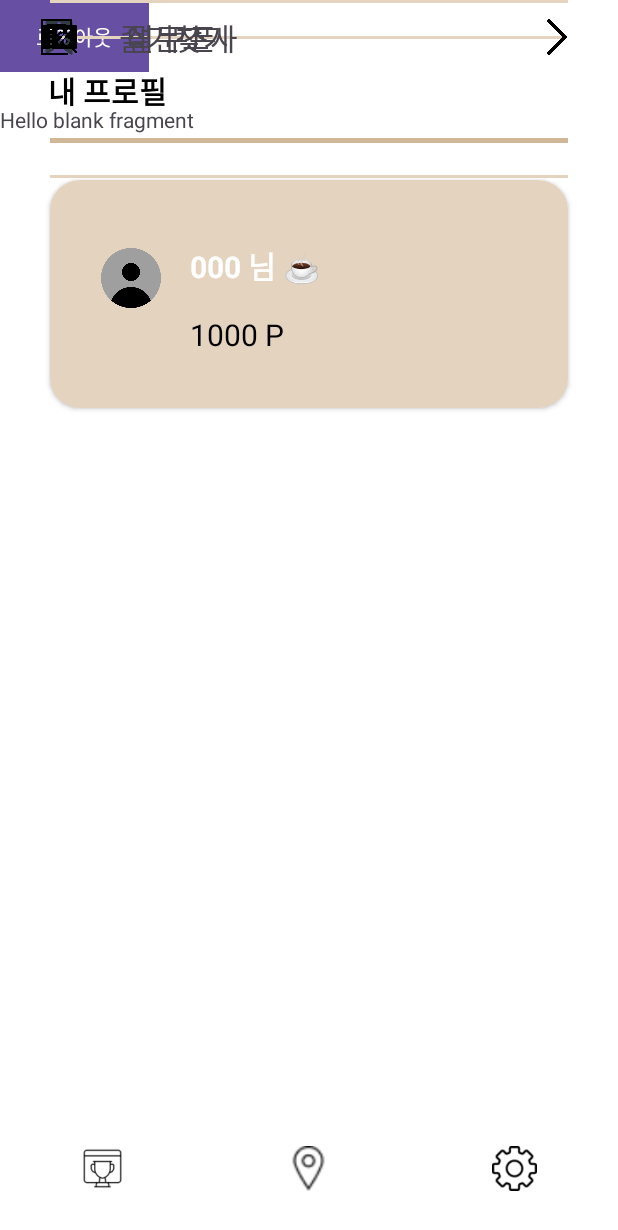
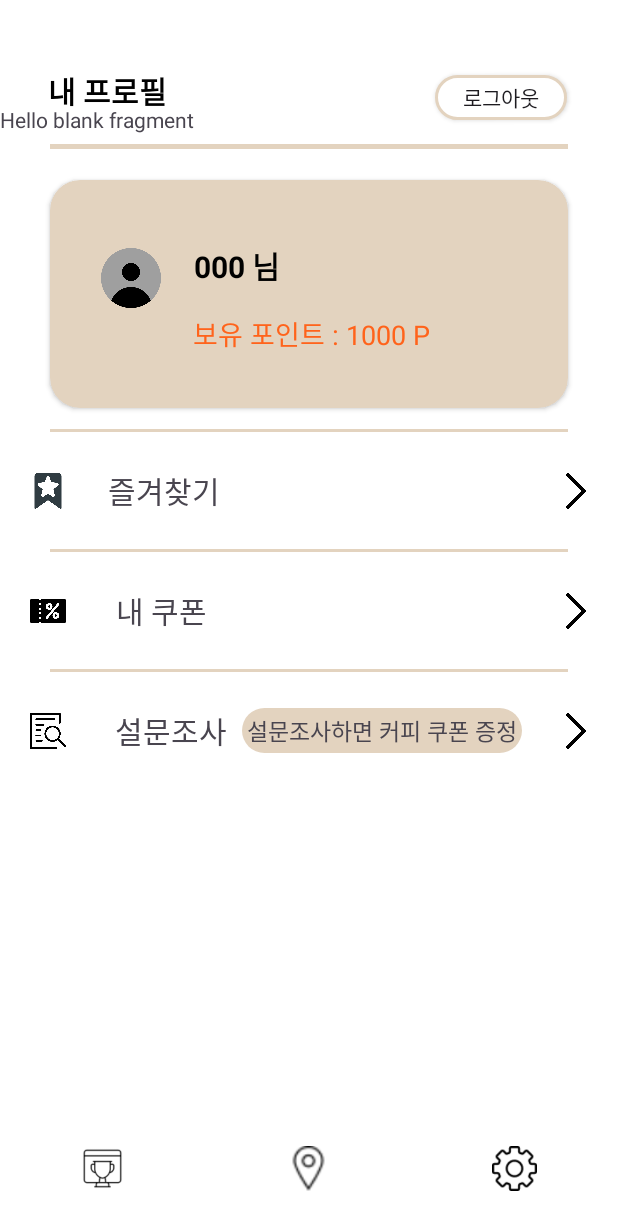
Before and after one commit to leeseoyoung0822/CalmCafeApp-Android, an Android app: the fragment SettingFragment placed in its activity, on a phone screen of 412 x 824 dp. Shown: the top 1230 px of the screen. Run offline under Robolectric (Android 15) with nearby library versions, the phone set to English and light mode, and no system bars.

Commit message:
setting 첫 화면 xml 수정 & 뒤로 가기 버튼 구현

```diff
--- a/app/src/main/java/com/example/calmcafeapp/ui/CouponFragment.kt
+++ b/app/src/main/java/com/example/calmcafeapp/ui/CouponFragment.kt
@@ -41,6 +41,10 @@ class CouponFragment : Fragment() {
 
         val couponAdapter = CouponAdapter(couponList)
         binding.recyclerView.adapter = couponAdapter
+
+        binding.backButton.setOnClickListener {
+            requireActivity().supportFragmentManager.popBackStack()
+        }
     }
 
     override fun onDestroyView() {
--- a/app/src/main/java/com/example/calmcafeapp/ui/FavoriteFragment.kt
+++ b/app/src/main/java/com/example/calmcafeapp/ui/FavoriteFragment.kt
@@ -4,6 +4,7 @@ import android.os.Bundle
 import android.view.LayoutInflater
 import android.view.View
 import android.view.ViewGroup
+import androidx.activity.OnBackPressedCallback
 import androidx.fragment.app.Fragment
 import androidx.recyclerview.widget.GridLayoutManager
 import com.example.calmcafeapp.R
@@ -41,6 +42,10 @@ class FavoriteFragment : Fragment() {
 
         val adapter = CafeAdapter(initialCafeList)
         binding.recyclerView.adapter = adapter
+
+        binding.backButton.setOnClickListener {
+            requireActivity().supportFragmentManager.popBackStack()
+        }
     }
 
     override fun onDestroyView() {
--- /dev/null
+++ b/app/src/main/res/drawable/beigebackground.xml
@@ -0,0 +1,7 @@
+<?xml version="1.0" encoding="utf-8"?>
+<shape xmlns:android="http://schemas.android.com/apk/res/android"
+    android:shape="rectangle">
+    <solid android:color="@color/beige" />
+    <corners
+        android:radius="15dp"/>
+</shape>
--- /dev/null
+++ b/app/src/main/res/drawable/btn_logout.xml
@@ -0,0 +1,10 @@
+<?xml version="1.0" encoding="utf-8"?>
+<shape xmlns:android="http://schemas.android.com/apk/res/android"
+    android:shape="rectangle">
+    <solid android:color="@color/white" />
+    <stroke
+        android:width="2dp"
+        android:color="@color/beige" />
+    <corners
+        android:radius="15dp"/>
+</shape>
--- a/app/src/main/res/layout/fragment_coupon.xml
+++ b/app/src/main/res/layout/fragment_coupon.xml
@@ -1,15 +1,49 @@
 <?xml version="1.0" encoding="utf-8"?>
-<androidx.constraintlayout.widget.ConstraintLayout
-    xmlns:android="http://schemas.android.com/apk/res/android"
+<androidx.constraintlayout.widget.ConstraintLayout xmlns:android="http://schemas.android.com/apk/res/android"
     xmlns:tools="http://schemas.android.com/tools"
     android:layout_width="match_parent"
     android:layout_height="match_parent"
+    xmlns:app="http://schemas.android.com/apk/res-auto"
+    android:background="@color/white"
     tools:context=".MainActivity">
+
+    <ImageView
+        android:id="@+id/back_button"
+        android:layout_width="24dp"
+        android:layout_height="24dp"
+        android:layout_marginStart="16dp"
+        android:layout_marginTop="20dp"
+        android:src="@drawable/back_btn"
+        app:layout_constraintStart_toStartOf="parent"
+        app:layout_constraintTop_toTopOf="parent" />
+
+    <TextView
+        android:id="@+id/title_fav"
+        android:layout_width="wrap_content"
+        android:layout_height="wrap_content"
+        android:layout_marginStart="16dp"
+        android:layout_marginTop="16dp"
+        android:text="내 쿠폰 목록"
+        android:textSize="20sp"
+        app:layout_constraintStart_toEndOf="@+id/back_button"
+        app:layout_constraintTop_toTopOf="parent" />
+
+    <View
+        android:id="@+id/view1"
+        android:layout_width="match_parent"
+        android:layout_height="3dp"
+        android:layout_marginTop="9dp"
+        android:background="@color/beige"
+        app:layout_constraintTop_toBottomOf="@id/title_fav"
+        tools:layout_editor_absoluteX="0dp" />
+
+
 
     <androidx.recyclerview.widget.RecyclerView
         android:id="@+id/recyclerView"
         android:layout_width="match_parent"
         android:layout_height="match_parent"
+        android:layout_marginTop="60dp"
         android:padding="16dp"
         android:background="@color/white"
         tools:listitem="@layout/item_coupon" />
--- a/app/src/main/res/layout/fragment_favorite.xml
+++ b/app/src/main/res/layout/fragment_favorite.xml
@@ -5,15 +5,48 @@
     xmlns:tools="http://schemas.android.com/tools"
     android:layout_width="match_parent"
     android:layout_height="match_parent"
+    android:background="@color/white"
     tools:context=".MainActivity">
 
     <!-- RecyclerView 설정 -->
+
+    <ImageView
+        android:id="@+id/back_button"
+        android:layout_width="24dp"
+        android:layout_height="24dp"
+        android:layout_marginStart="16dp"
+        android:layout_marginTop="20dp"
+        android:src="@drawable/back_btn"
+        app:layout_constraintStart_toStartOf="parent"
+        app:layout_constraintTop_toTopOf="parent" />
+
+    <TextView
+        android:id="@+id/title_fav"
+        android:layout_width="wrap_content"
+        android:layout_height="wrap_content"
+        android:layout_marginStart="16dp"
+        android:layout_marginTop="16dp"
+        android:text="즐겨찾기"
+        android:textSize="20sp"
+        app:layout_constraintStart_toEndOf="@+id/back_button"
+        app:layout_constraintTop_toTopOf="parent" />
+
+    <View
+        android:id="@+id/view1"
+        android:layout_width="match_parent"
+        android:layout_height="3dp"
+        android:layout_marginTop="9dp"
+        android:background="@color/beige"
+        app:layout_constraintTop_toBottomOf="@id/title_fav"
+        tools:layout_editor_absoluteX="0dp" />
+
     <androidx.recyclerview.widget.RecyclerView
         android:id="@+id/recyclerView"
         android:layout_width="match_parent"
         android:layout_height="match_parent"
-        android:layout_margin="8dp"
-        android:background="@android:color/white"
+        android:layout_marginTop="60dp"
+        android:padding="8dp"
+        android:background="@color/white"
         tools:layout_editor_absoluteX="8dp"
         tools:layout_editor_absoluteY="8dp"
         tools:listitem="@layout/item_cafe" />
--- a/app/src/main/res/layout/fragment_setting.xml
+++ b/app/src/main/res/layout/fragment_setting.xml
@@ -7,25 +7,30 @@
     xmlns:app="http://schemas.android.com/apk/res-auto"
     tools:context=".ui.SettingFragment">
 
-    <Button
+
+    <androidx.appcompat.widget.AppCompatButton
         android:layout_width="wrap_content"
-        android:layout_height="wrap_content"
-        android:background="@color/white"
+        android:layout_height="30dp"
+        android:layout_marginStart="177dp"
+        android:layout_marginBottom="16dp"
+        android:background="@drawable/btn_logout"
         android:text="로그아웃"
-        tools:layout_editor_absoluteX="276dp"
-        tools:layout_editor_absoluteY="27dp" />
+        app:layout_constraintBottom_toTopOf="@+id/view1"
+        app:layout_constraintEnd_toEndOf="parent"
+        app:layout_constraintHorizontal_bias="0.029"
+        app:layout_constraintStart_toEndOf="@+id/myprofile" />
 
     <TextView
         android:id="@+id/myprofile"
         android:layout_width="wrap_content"
         android:layout_height="wrap_content"
+        android:layout_marginStart="32dp"
         android:text="내 프로필"
-        android:textColor="#000000"
+        android:textColor="@color/black"
         android:textSize="20sp"
         android:textStyle="bold"
         app:layout_constraintBottom_toTopOf="@+id/profileCard"
         app:layout_constraintStart_toStartOf="parent"
-        android:layout_marginStart="32dp"
         app:layout_constraintTop_toTopOf="parent" />
 
     <androidx.cardview.widget.CardView
@@ -69,8 +74,8 @@
                 android:layout_width="wrap_content"
                 android:layout_height="wrap_content"
                 android:layout_marginTop="12dp"
-                android:text="000 님 ☕"
-                android:textColor="@color/white"
+                android:text="000 님"
+                android:textColor="@color/black"
                 android:textSize="20sp"
                 android:textStyle="bold"
                 app:layout_constraintEnd_toEndOf="parent"
@@ -84,15 +89,15 @@
                 android:layout_height="wrap_content"
                 android:layout_marginTop="15dp"
                 android:layout_marginBottom="4dp"
-                android:text="1000 P"
-                android:textColor="@android:color/black"
-                android:textSize="20sp"
+                android:text="보유 포인트 : 1000 P"
+                android:textColor="@color/orange"
+                android:textSize="18sp"
                 app:layout_constraintBottom_toBottomOf="parent"
                 app:layout_constraintEnd_toEndOf="parent"
-                app:layout_constraintHorizontal_bias="0.086"
+                app:layout_constraintHorizontal_bias="0.219"
                 app:layout_constraintStart_toEndOf="@+id/profileImage"
                 app:layout_constraintTop_toBottomOf="@+id/profileName"
-                app:layout_constraintVertical_bias="0.562" />
+                app:layout_constraintVertical_bias="0.4" />
 
 
         </androidx.constraintlayout.widget.ConstraintLayout>
@@ -107,19 +112,17 @@
         app:layout_constraintBottom_toTopOf="@+id/favoritesSection"
         app:layout_constraintEnd_toEndOf="parent"
         app:layout_constraintStart_toStartOf="parent"
-        app:layout_constraintTop_toBottomOf="@+id/profileCard"
-        app:layout_constraintVertical_bias="0.566" />
+        app:layout_constraintTop_toBottomOf="@+id/profileCard" />
 
     <View
         android:id="@+id/view1"
         android:layout_width="345dp"
         android:layout_height="3dp"
-        android:background="#92AC814C"
+        android:background="@color/beige"
         app:layout_constraintBottom_toTopOf="@+id/profileCard"
         app:layout_constraintEnd_toEndOf="parent"
         app:layout_constraintStart_toStartOf="parent"
-        app:layout_constraintTop_toBottomOf="@+id/myprofile"
-        app:layout_constraintVertical_bias="0.403" />
+        app:layout_constraintTop_toBottomOf="@+id/myprofile" />
 
     <View
         android:id="@+id/view3"
@@ -128,28 +131,35 @@
         android:background="@color/beige"
         app:layout_constraintBottom_toTopOf="@+id/mycoupon"
         app:layout_constraintEnd_toEndOf="parent"
-        app:layout_constraintHorizontal_bias="0.484"
         app:layout_constraintStart_toStartOf="parent"
         app:layout_constraintTop_toBottomOf="@+id/favoritesSection" />
 
-    <LinearLayout
+
+    <androidx.constraintlayout.widget.ConstraintLayout
         android:id="@+id/favoritesSection"
-        android:layout_width="wrap_content"
+        android:layout_width="0dp"
         android:layout_height="50dp"
-        android:layout_gravity="center"
-        android:gravity="center"
-        android:orientation="horizontal"
+        android:layout_marginTop="30dp"
+        app:layout_constraintBottom_toTopOf="@+id/mycoupon"
         app:layout_constraintEnd_toEndOf="parent"
-        app:layout_constraintHorizontal_bias="0.49"
+        app:layout_constraintHorizontal_bias="0.0"
         app:layout_constraintStart_toStartOf="parent"
-        tools:layout_editor_absoluteY="298dp">
+        app:layout_constraintTop_toBottomOf="@+id/profileCard">
 
+        <!-- Favorite Icon -->
         <ImageView
             android:id="@+id/favoriteIcon"
             android:layout_width="24dp"
             android:layout_height="24dp"
-            android:src="@drawable/favorite" /> <!-- 즐겨찾기 아이콘 -->
+            android:layout_marginLeft="20dp"
+            android:src="@drawable/favorite"
+            app:layout_constraintBottom_toBottomOf="parent"
+            app:layout_constraintStart_toStartOf="parent"
+            app:layout_constraintTop_toTopOf="parent" />
 
+        <!-- Favorite Text -->
+
+        <!-- Next Button -->
         <TextView
             android:id="@+id/favoriteText"
             android:layout_width="100dp"
@@ -157,35 +167,50 @@
             android:layout_marginStart="8dp"
             android:paddingStart="20dp"
             android:text="즐겨찾기"
-            android:textSize="20sp" />
+            android:textSize="20sp"
+            app:layout_constraintBottom_toBottomOf="parent"
+            app:layout_constraintEnd_toStartOf="@+id/next_btn"
+            app:layout_constraintHorizontal_bias="0.0"
+            app:layout_constraintStart_toEndOf="@id/favoriteIcon"
+            app:layout_constraintTop_toTopOf="parent" />
 
         <ImageView
             android:id="@+id/next_btn"
             android:layout_width="24dp"
             android:layout_height="24dp"
-            android:layout_marginStart="200dp"
-            android:src="@drawable/next" />
+            android:layout_marginEnd="16dp"
+            android:src="@drawable/next"
+            app:layout_constraintBottom_toBottomOf="parent"
+            app:layout_constraintEnd_toEndOf="parent"
+            app:layout_constraintTop_toTopOf="parent" />
 
-    </LinearLayout>
+    </androidx.constraintlayout.widget.ConstraintLayout>
 
-    <LinearLayout
+    <androidx.constraintlayout.widget.ConstraintLayout
         android:id="@+id/mycoupon"
-        android:layout_width="wrap_content"
+        android:layout_width="0dp"
         android:layout_height="50dp"
-        android:layout_gravity="center"
-        android:gravity="center"
-        android:orientation="horizontal"
+        android:layout_marginTop="30dp"
+        app:layout_constraintBottom_toTopOf="@id/surveySection"
         app:layout_constraintEnd_toEndOf="parent"
-        app:layout_constraintHorizontal_bias="0.49"
+        app:layout_constraintHorizontal_bias="0.0"
         app:layout_constraintStart_toStartOf="parent"
-        tools:layout_editor_absoluteY="369dp">
+        app:layout_constraintTop_toBottomOf="@+id/favoritesSection">
 
+        <!-- Coupon Icon -->
         <ImageView
             android:id="@+id/couponId"
             android:layout_width="24dp"
             android:layout_height="24dp"
-            android:src="@drawable/coupon" /> <!-- 즐겨찾기 아이콘 -->
+            android:layout_marginLeft="20dp"
+            android:src="@drawable/coupon"
+            app:layout_constraintBottom_toBottomOf="parent"
+            app:layout_constraintStart_toStartOf="parent"
+            app:layout_constraintTop_toTopOf="parent" />
 
+        <!-- Coupon Text -->
+
+        <!-- Next Button -->
         <TextView
             android:id="@+id/couponText"
             android:layout_width="100dp"
@@ -193,44 +218,59 @@
             android:layout_marginStart="8dp"
             android:paddingStart="20dp"
             android:text=" 내 쿠폰"
-            android:textSize="20sp" />
+            android:textSize="20sp"
+            app:layout_constraintBottom_toBottomOf="parent"
+            app:layout_constraintEnd_toStartOf="@+id/next_btn2"
+            app:layout_constraintHorizontal_bias="0.004"
+            app:layout_constraintStart_toEndOf="@id/couponId"
+            app:layout_constraintTop_toTopOf="parent" />
 
         <ImageView
             android:id="@+id/next_btn2"
             android:layout_width="24dp"
             android:layout_height="24dp"
-            android:layout_marginStart="200dp"
-            android:src="@drawable/next" />
+            android:layout_marginEnd="16dp"
+            android:src="@drawable/next"
+            app:layout_constraintBottom_toBottomOf="parent"
+            app:layout_constraintEnd_toEndOf="parent"
+            app:layout_constraintTop_toTopOf="parent" />
 
-    </LinearLayout>
+    </androidx.constraintlayout.widget.ConstraintLayout>
 
     <View
         android:id="@+id/view4"
         android:layout_width="345dp"
         android:layout_height="2dp"
         android:background="@color/beige"
+        app:layout_constraintBottom_toTopOf="@id/surveySection"
         app:layout_constraintEnd_toEndOf="parent"
         app:layout_constraintStart_toStartOf="parent"
-        tools:layout_editor_absoluteY="429dp" />
+        app:layout_constraintTop_toBottomOf="@+id/mycoupon" />
 
-    <LinearLayout
+    <androidx.constraintlayout.widget.ConstraintLayout
         android:id="@+id/surveySection"
-        android:layout_width="wrap_content"
+        android:layout_width="0dp"
         android:layout_height="50dp"
-        android:layout_gravity="center"
-        android:gravity="center"
-        android:orientation="horizontal"
+        android:layout_marginTop="30dp"
         app:layout_constraintEnd_toEndOf="parent"
-        app:layout_constraintHorizontal_bias="0.49"
+        app:layout_constraintHorizontal_bias="0.0"
         app:layout_constraintStart_toStartOf="parent"
-        tools:layout_editor_absoluteY="442dp">
+        app:layout_constraintTop_toBottomOf="@+id/mycoupon">
 
+        <!-- Survey Image -->
         <ImageView
             android:id="@+id/surveyImg"
             android:layout_width="24dp"
             android:layout_height="24dp"
-            android:src="@drawable/survey" />
+            android:layout_marginLeft="20dp"
+            android:src="@drawable/survey"
+            app:layout_constraintBottom_toBottomOf="parent"
+            app:layout_constraintStart_toStartOf="parent"
+            app:layout_constraintTop_toTopOf="parent" />
 
+        <!-- Survey Text -->
+
+        <!-- Next Button -->
         <TextView
             android:id="@+id/surveyText"
             android:layout_width="100dp"
@@ -238,16 +278,37 @@
             android:layout_marginStart="8dp"
             android:paddingStart="20dp"
             android:text=" 설문조사"
-            android:textSize="20sp" />
+            android:textSize="20sp"
+            app:layout_constraintBottom_toBottomOf="parent"
+            app:layout_constraintEnd_toStartOf="@+id/surveyPop"
+            app:layout_constraintHorizontal_bias="0.025"
+            app:layout_constraintStart_toEndOf="@id/surveyImg"
+            app:layout_constraintTop_toTopOf="parent" />
 
         <ImageView
             android:id="@+id/next_btn3"
             android:layout_width="24dp"
             android:layout_height="24dp"
-            android:layout_marginStart="200dp"
-            android:src="@drawable/next" />
+            android:layout_marginEnd="16dp"
+            android:src="@drawable/next"
+            app:layout_constraintBottom_toBottomOf="parent"
+            app:layout_constraintEnd_toEndOf="parent"
+            app:layout_constraintTop_toTopOf="parent" />
 
-    </LinearLayout>
+        <TextView
+            android:id="@+id/surveyPop"
+            android:layout_width="wrap_content"
+            android:layout_height="wrap_content"
+            android:layout_marginEnd="24dp"
+            android:background="@drawable/beigebackground"
+            android:padding="3dp"
+            android:text="설문조사하면 커피 쿠폰 증정"
+            android:textSize="15sp"
+            app:layout_constraintBottom_toBottomOf="parent"
+            app:layout_constraintEnd_toStartOf="@+id/next_btn3"
+            app:layout_constraintTop_toTopOf="parent" />
+
+    </androidx.constraintlayout.widget.ConstraintLayout>
 
 
 </androidx.constraintlayout.widget.ConstraintLayout>
--- a/app/src/main/res/values/colors.xml
+++ b/app/src/main/res/values/colors.xml
@@ -4,5 +4,5 @@
     <color name="white">#FFFFFFFF</color>
     <color name="beige">#E3D3BF</color>
     <color name="brown">#A2845E</color>
-
+    <color name="orange">#FF631B</color>
 </resources>
```
Also changed, not shown: app/src/main/res/drawable/back_btn.png (added).
